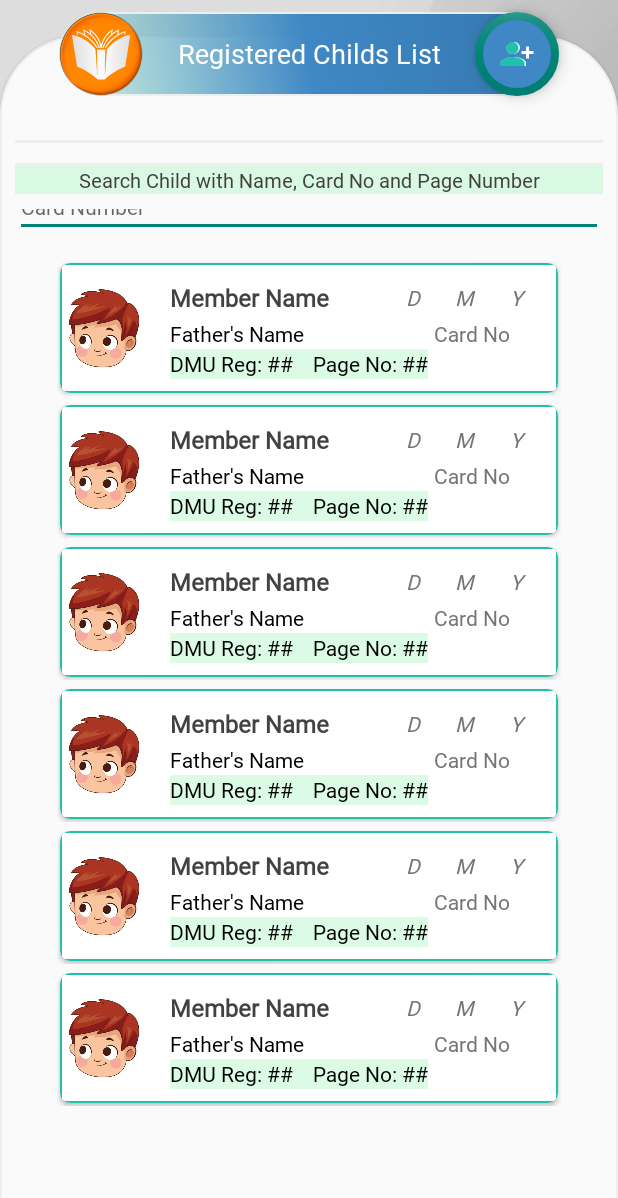
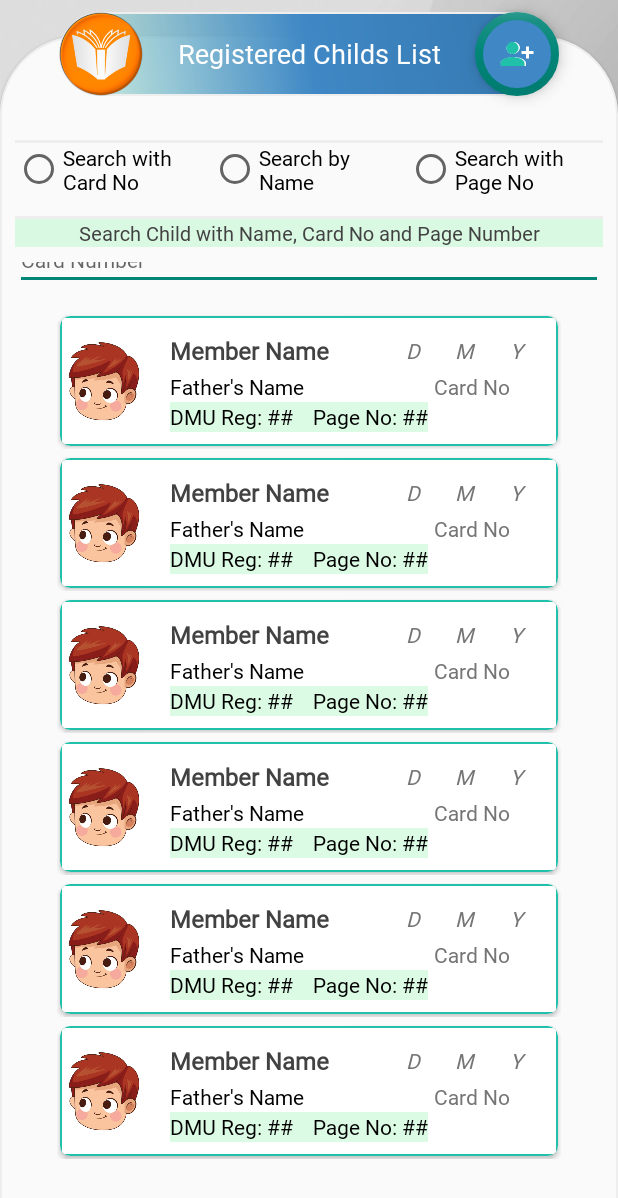
Before and after one commit to ahs1n/EPI_Register, an Android app: the layout activity_registered_list_child.xml on its own in the app's theme, with its tools: preview values and no code run, on a phone screen of 412 x 824 dp. Shown: the top 1198 px of the screen. Run offline under Robolectric (Android 15) with nearby library versions, the phone set to English and light mode, and no system bars.

```diff
--- a/app/src/main/res/layout/activity_registered_list_child.xml
+++ b/app/src/main/res/layout/activity_registered_list_child.xml
@@ -58,7 +58,6 @@
                 <!-- search options -->
 
                 <LinearLayout
-                    android:visibility="gone"
                     android:layout_width="match_parent"
                     android:layout_height="wrap_content"
                     android:orientation="vertical">
@@ -83,6 +82,14 @@
                             android:layout_height="wrap_content"
                             android:layout_weight="1"
                             android:text="Search by Name"
+                            android:textColor="@color/black" />
+
+                        <RadioButton
+                            android:id="@+id/searchByPageNo"
+                            android:layout_width="0dp"
+                            android:layout_height="wrap_content"
+                            android:layout_weight="1"
+                            android:text="Search with Page No"
                             android:textColor="@color/black" />
                     </RadioGroup>
                 </LinearLayout>
--- a/app/src/main/res/values/strings.xml
+++ b/app/src/main/res/values/strings.xml
@@ -31,7 +31,7 @@
     <string name="newVer">New Version</string>
     <string name="downloading">Downloading</string>
     <string name="available">Available</string>
-    <string name="downError">Cant download.. Internet connectivity issue!</string>
+    <string name="downError">Can`t download.. Internet connectivity issue!</string>
     <string name="backBtn">Press Back again to Exit</string>
     <string name="noNetwork">No network connection available!</string>
     <string name="appAvailable">APP is available!</string>
```
Also changed, not shown: app/src/main/java/edu/aku/hassannaqvi/epi_register/adapters/RegisteredMembersAdapter.java (+38 -4 lines), app/src/main/java/edu/aku/hassannaqvi/epi_register/ui/lists/RegisteredChildListActivity.java (+17 -3 lines), 1 other file.
